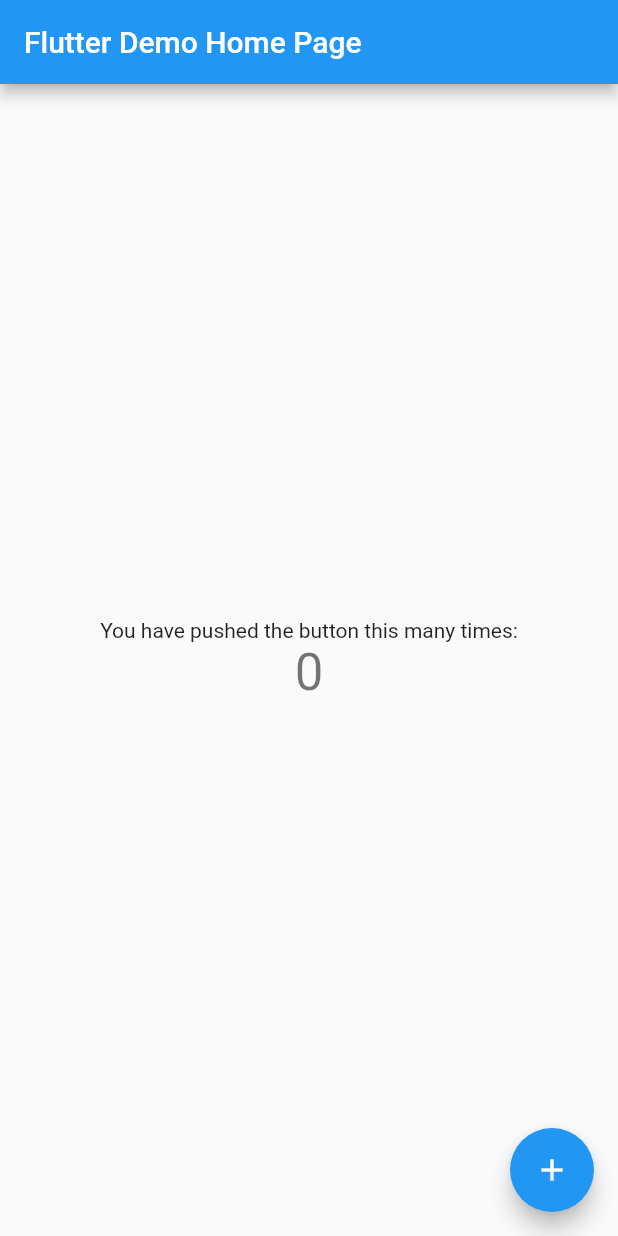
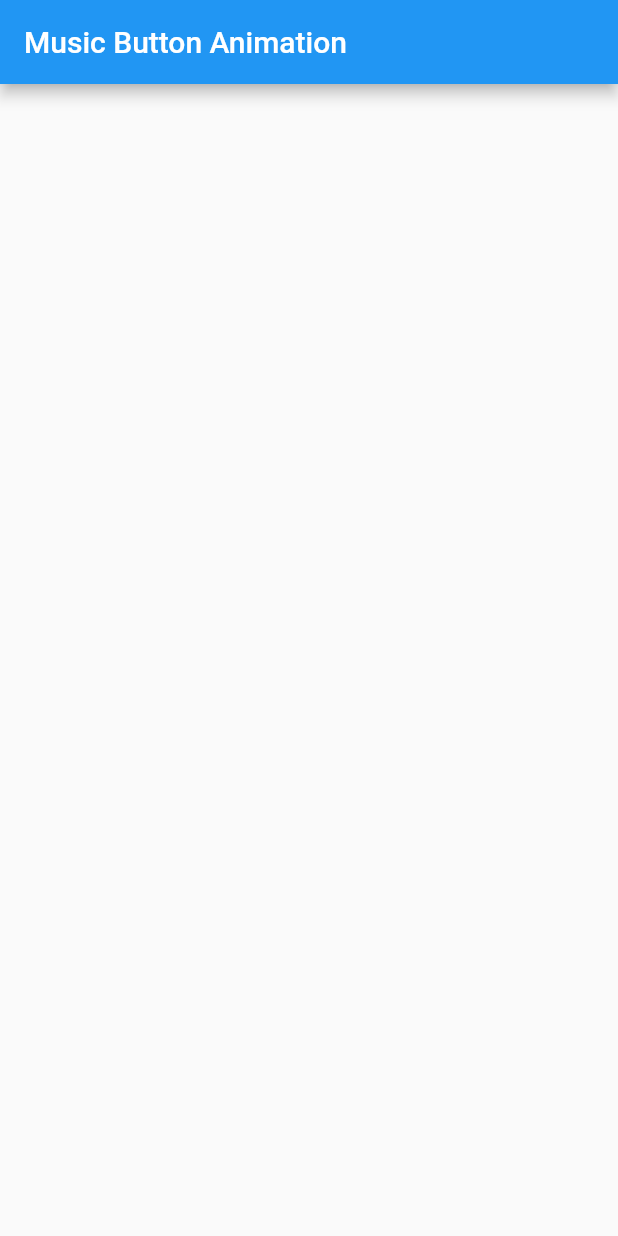
Before and after one commit to EhsanTgv/MusicButtonAnimationTest, a Flutter app: the screen it shows after launch, on a phone screen of 412 x 824 dp. Run offline on Flutter 3.47's test engine with Material 2 defaults, Android fonts, the phone set to English and light mode, and no system bars.

Commit message:
Remove useless codes

```diff
--- a/lib/main.dart
+++ b/lib/main.dart
@@ -1,113 +1,33 @@
 import 'package:flutter/material.dart';
 
-void main() {
-  runApp(MyApp());
-}
+void main() => runApp(MyApp());
 
 class MyApp extends StatelessWidget {
-  // This widget is the root of your application.
   @override
   Widget build(BuildContext context) {
     return MaterialApp(
-      title: 'Flutter Demo',
+      title: 'Music Button Animation',
       theme: ThemeData(
-        // This is the theme of your application.
-        //
-        // Try running your application with "flutter run". You'll see the
-        // application has a blue toolbar. Then, without quitting the app, try
-        // changing the primarySwatch below to Colors.green and then invoke
-        // "hot reload" (press "r" in the console where you ran "flutter run",
-        // or simply save your changes to "hot reload" in a Flutter IDE).
-        // Notice that the counter didn't reset back to zero; the application
-        // is not restarted.
         primarySwatch: Colors.blue,
       ),
-      home: MyHomePage(title: 'Flutter Demo Home Page'),
+      home: MyHomePage(),
+      debugShowCheckedModeBanner: false,
     );
   }
 }
 
 class MyHomePage extends StatefulWidget {
-  MyHomePage({Key key, this.title}) : super(key: key);
-
-  // This widget is the home page of your application. It is stateful, meaning
-  // that it has a State object (defined below) that contains fields that affect
-  // how it looks.
-
-  // This class is the configuration for the state. It holds the values (in this
-  // case the title) provided by the parent (in this case the App widget) and
-  // used by the build method of the State. Fields in a Widget subclass are
-  // always marked "final".
-
-  final String title;
-
   @override
   _MyHomePageState createState() => _MyHomePageState();
 }
 
 class _MyHomePageState extends State<MyHomePage> {
-  int _counter = 0;
-
-  void _incrementCounter() {
-    setState(() {
-      // This call to setState tells the Flutter framework that something has
-      // changed in this State, which causes it to rerun the build method below
-      // so that the display can reflect the updated values. If we changed
-      // _counter without calling setState(), then the build method would not be
-      // called again, and so nothing would appear to happen.
-      _counter++;
-    });
-  }
-
   @override
   Widget build(BuildContext context) {
-    // This method is rerun every time setState is called, for instance as done
-    // by the _incrementCounter method above.
-    //
-    // The Flutter framework has been optimized to make rerunning build methods
-    // fast, so that you can just rebuild anything that needs updating rather
-    // than having to individually change instances of widgets.
     return Scaffold(
       appBar: AppBar(
-        // Here we take the value from the MyHomePage object that was created by
-        // the App.build method, and use it to set our appbar title.
-        title: Text(widget.title),
+        title: Text("Music Button Animation"),
       ),
-      body: Center(
-        // Center is a layout widget. It takes a single child and positions it
-        // in the middle of the parent.
-        child: Column(
-          // Column is also a layout widget. It takes a list of children and
-          // arranges them vertically. By default, it sizes itself to fit its
-          // children horizontally, and tries to be as tall as its parent.
-          //
-          // Invoke "debug painting" (press "p" in the console, choose the
-          // "Toggle Debug Paint" action from the Flutter Inspector in Android
-          // Studio, or the "Toggle Debug Paint" command in Visual Studio Code)
-          // to see the wireframe for each widget.
-          //
-          // Column has various properties to control how it sizes itself and
-          // how it positions its children. Here we use mainAxisAlignment to
-          // center the children vertically; the main axis here is the vertical
-          // axis because Columns are vertical (the cross axis would be
-          // horizontal).
-          mainAxisAlignment: MainAxisAlignment.center,
-          children: <Widget>[
-            Text(
-              'You have pushed the button this many times:',
-            ),
-            Text(
-              '$_counter',
-              style: Theme.of(context).textTheme.headline4,
-            ),
-          ],
-        ),
-      ),
-      floatingActionButton: FloatingActionButton(
-        onPressed: _incrementCounter,
-        tooltip: 'Increment',
-        child: Icon(Icons.add),
-      ), // This trailing comma makes auto-formatting nicer for build methods.
     );
   }
 }
```
Also changed, not shown: 1 other file.
